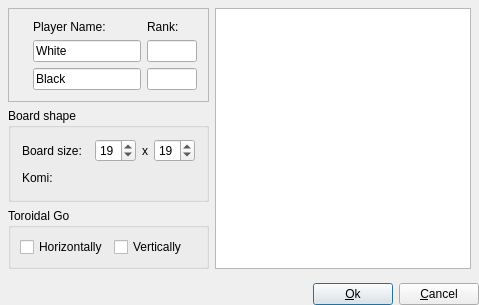
bernds/q5Go, file src/newvariantgame_gui.ui: the form before one commit.
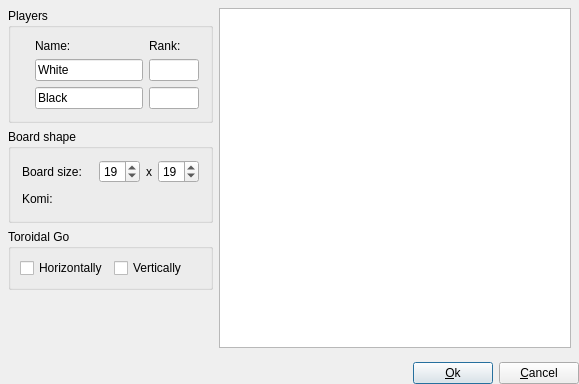
The form after the commit. Icons and pictures are not drawn. Custom widgets are drawn as their Qt base class.

Commit message:
Some visual touch-ups for the variant game dialog
On Windows, it doesn't look good to mix QFrame with QGroupBox.

Tweak layouts for better scaling of the preview.

Diff of the .ui file:
```diff
--- a/src/newvariantgame_gui.ui
+++ b/src/newvariantgame_gui.ui
@@ -2,6 +2,14 @@
 <ui version="4.0">
  <class>NewVariantGameDialog</class>
  <widget class="QDialog" name="NewVariantGameDialog">
+  <property name="geometry">
+   <rect>
+    <x>0</x>
+    <y>0</y>
+    <width>579</width>
+    <height>384</height>
+   </rect>
+  </property>
   <property name="windowTitle">
    <string>New Variant Game</string>
   </property>
@@ -19,7 +27,7 @@
     <number>0</number>
    </property>
    <item>
-    <layout class="QHBoxLayout" name="horizontalLayout_2">
+    <layout class="QHBoxLayout" name="horizontalLayout_2" stretch="0,1">
      <property name="leftMargin">
       <number>8</number>
      </property>
@@ -35,12 +43,9 @@
      <item>
       <layout class="QVBoxLayout" name="verticalLayout_2">
        <item>
-        <widget class="QFrame" name="Frame13">
-         <property name="frameShape">
-          <enum>QFrame::StyledPanel</enum>
-         </property>
-         <property name="frameShadow">
-          <enum>QFrame::Raised</enum>
+        <widget class="QGroupBox" name="GroupBox13">
+         <property name="title">
+          <string>Players</string>
          </property>
          <layout class="QGridLayout">
           <property name="leftMargin">
@@ -94,7 +99,7 @@
           <item row="1" column="1">
            <widget class="QLabel" name="TextLabel2_2">
             <property name="text">
-             <string>Player Name:</string>
+             <string>Name:</string>
             </property>
             <property name="wordWrap">
              <bool>false</bool>
@@ -326,6 +331,19 @@
          </layout>
         </widget>
        </item>
+       <item>
+        <spacer name="verticalSpacer">
+         <property name="orientation">
+          <enum>Qt::Vertical</enum>
+         </property>
+         <property name="sizeHint" stdset="0">
+          <size>
+           <width>20</width>
+           <height>0</height>
+          </size>
+         </property>
+        </spacer>
+       </item>
       </layout>
      </item>
      <item>
@@ -355,19 +373,6 @@
      </item>
     </layout>
    </item>
-   <item>
-    <spacer name="verticalSpacer">
-     <property name="orientation">
-      <enum>Qt::Vertical</enum>
-     </property>
-     <property name="sizeHint" stdset="0">
-      <size>
-       <width>20</width>
-       <height>0</height>
-      </size>
-     </property>
-    </spacer>
-   </item>
    <item>
     <layout class="QHBoxLayout">
      <property name="spacing">
```
